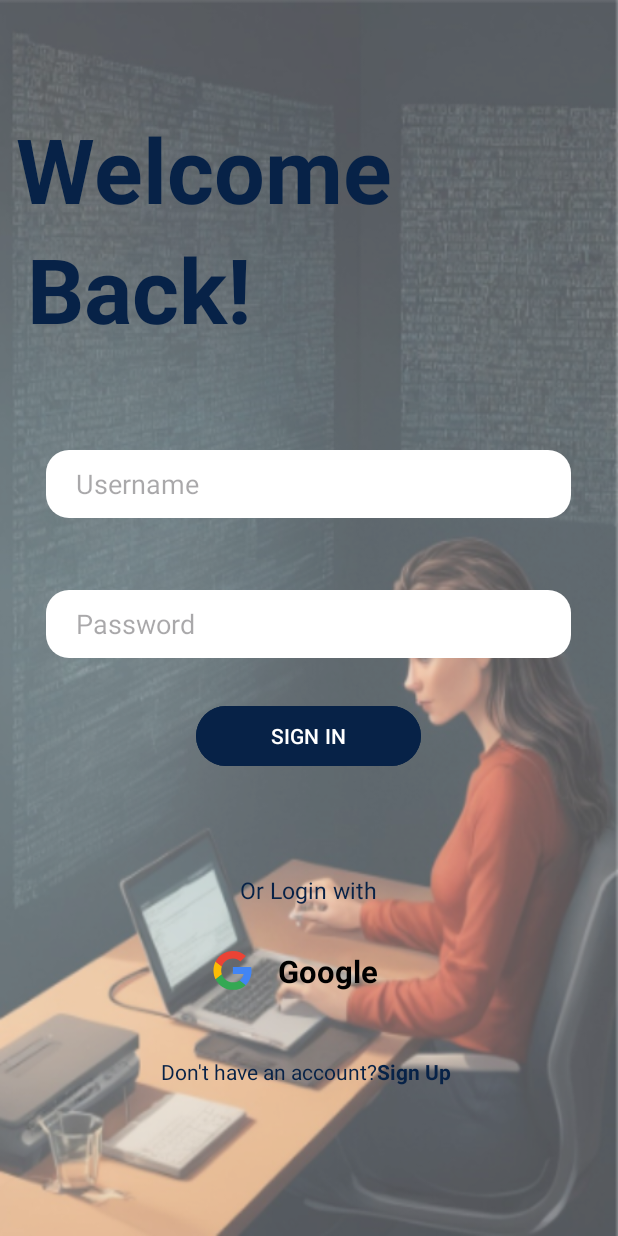
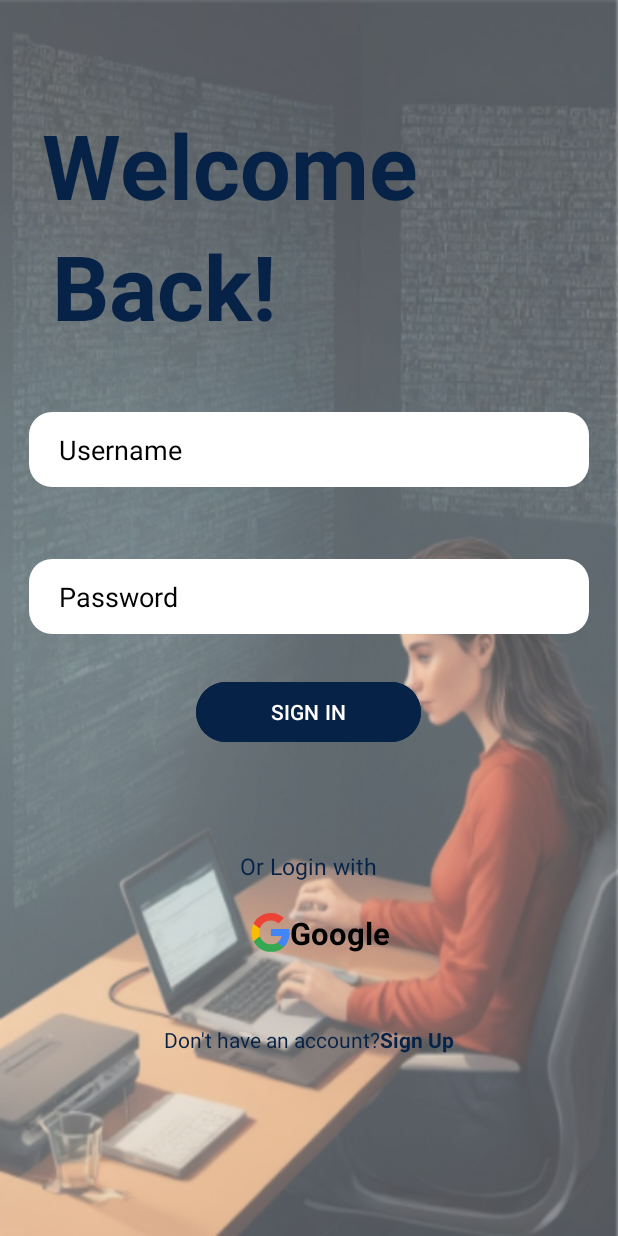
Before and after one commit to ShaikhSimran-6/splash_screen_animation, an Android app: the SignInActivity screen opened directly, with no data from a screen before it, on a phone screen of 412 x 824 dp. Run offline under Robolectric (Android 15) with nearby library versions, the phone set to English and light mode, and no system bars; our stand-ins replace sdp/ssp sizes.

Commit message:
Second Commit

```diff
--- a/app/src/main/java/com/example/android/MainActivity.java
+++ b/app/src/main/java/com/example/android/MainActivity.java
@@ -5,6 +5,8 @@ import androidx.appcompat.app.AppCompatActivity;
 import android.content.Intent;
 import android.os.Bundle;
 import android.os.Handler;
+import android.view.animation.Animation;
+import android.view.animation.AnimationUtils;
 
 
 public class MainActivity extends AppCompatActivity{
@@ -21,6 +23,7 @@ public class MainActivity extends AppCompatActivity{
             {
                 Intent intent = new Intent(MainActivity.this, SignInSignUpActivity.class);
                 startActivity(intent);
+                overridePendingTransition(R.anim.enter, R.anim.exit);
             }
         }, 2500);
 
--- a/app/src/main/java/com/example/android/SignInActivity.java
+++ b/app/src/main/java/com/example/android/SignInActivity.java
@@ -23,6 +23,7 @@ public class  SignInActivity extends AppCompatActivity {
             public void onClick(View view) {
                 Intent intent = new Intent(SignInActivity.this, SignUpActivity.class);
                 startActivity(intent);
+                overridePendingTransition(R.anim.enter, R.anim.exit);
             }
         });
 
--- a/app/src/main/java/com/example/android/SignInSignUpActivity.java
+++ b/app/src/main/java/com/example/android/SignInSignUpActivity.java
@@ -5,6 +5,8 @@ import androidx.appcompat.app.AppCompatActivity;
 import android.content.Intent;
 import android.os.Bundle;
 import android.view.View;
+import android.view.animation.Animation;
+import android.view.animation.AnimationUtils;
 import android.widget.Button;
 
 
@@ -26,6 +28,7 @@ public class SignInSignUpActivity extends AppCompatActivity {
             public void onClick(View view) {
                 Intent signIn = new Intent(SignInSignUpActivity.this, SignInActivity.class);
                 startActivity(signIn);
+                overridePendingTransition(R.anim.enter, R.anim.exit);
             }
         });
 
@@ -34,6 +37,7 @@ public class SignInSignUpActivity extends AppCompatActivity {
             public void onClick(View view) {
                 Intent signUp = new Intent(SignInSignUpActivity.this, SignUpActivity.class);
                 startActivity(signUp);
+                overridePendingTransition(R.anim.enter, R.anim.exit);
             }
         });
     }
--- a/app/src/main/java/com/example/android/SignUpActivity.java
+++ b/app/src/main/java/com/example/android/SignUpActivity.java
@@ -23,6 +23,7 @@ public class SignUpActivity extends AppCompatActivity {
             public void onClick(View view) {
                 Intent intent = new Intent(SignUpActivity.this, SignInActivity.class);
                 startActivity(intent);
+                overridePendingTransition(R.anim.enter, R.anim.exit);
             }
         });
 
--- /dev/null
+++ b/app/src/main/res/anim/enter.xml
@@ -0,0 +1,10 @@
+<?xml version="1.0" encoding="utf-8"?>
+<set xmlns:android="http://schemas.android.com/apk/res/android"
+    android:shareInterpolator="false">
+    <translate
+        android:duration="500"
+        android:fromXDelta="100%"
+        android:fromYDelta="0%"
+        android:toXDelta="0%"
+        android:toYDelta="0%" />
+</set>
--- /dev/null
+++ b/app/src/main/res/anim/exit.xml
@@ -0,0 +1,11 @@
+<?xml version="1.0" encoding="utf-8"?>
+<set xmlns:android="http://schemas.android.com/apk/res/android"
+    android:shareInterpolator="false">
+    <translate
+        android:duration="500"
+        android:fromXDelta="0%"
+        android:fromYDelta="0%"
+        android:toXDelta="-100%"
+        android:toYDelta="0%" />
+
+</set>
--- a/app/src/main/res/layout/activity_sign_in.xml
+++ b/app/src/main/res/layout/activity_sign_in.xml
@@ -5,6 +5,7 @@
     android:layout_width="match_parent"
     android:layout_height="match_parent"
     android:background="@drawable/faded_bg"
+    android:padding="@dimen/_15sdp"
     android:fitsSystemWindows="true"
     tools:context=".SignInActivity">
 
@@ -12,7 +13,7 @@
         android:id="@+id/welcome_txt"
         android:layout_width="wrap_content"
         android:layout_height="wrap_content"
-        android:layout_marginTop="72dp"
+        android:layout_marginTop="50dp"
         android:text="Welcome"
         android:textColor="@color/midnight_blue"
         android:textSize="60sp"
@@ -27,7 +28,6 @@
         android:layout_width="wrap_content"
         android:layout_height="wrap_content"
         android:layout_below="@id/welcome_txt"
-        android:layout_marginTop="80dp"
         android:text="Back!"
         android:textColor="@color/midnight_blue"
         android:textSize="60sp"
@@ -35,67 +35,39 @@
         app:layout_constraintEnd_toEndOf="parent"
         app:layout_constraintHorizontal_bias="0.068"
         app:layout_constraintStart_toStartOf="parent"
-        app:layout_constraintTop_toTopOf="@+id/welcome_txt" />
+        app:layout_constraintTop_toBottomOf="@+id/welcome_txt" />
 
     <EditText
         android:id="@+id/enter_username"
-        android:layout_width="350dp"
-        android:layout_height="45dp"
+        android:layout_width="match_parent"
+        android:layout_height="50dp"
         android:layout_alignParentStart="true"
         android:layout_alignParentEnd="true"
         android:layout_alignParentBottom="true"
-        android:layout_marginTop="300dp"
+        android:layout_marginTop="44dp"
         android:background="@drawable/round_corner"
         android:hint="Username"
         android:paddingStart="20dp"
         android:paddingEnd="16dp"
         android:textColor="@color/black"
+        android:textColorHint="@color/black"
         app:layout_constraintEnd_toEndOf="parent"
-        app:layout_constraintHorizontal_bias="0.491"
+        app:layout_constraintHorizontal_bias="0.0"
         app:layout_constraintStart_toStartOf="parent"
-        app:layout_constraintTop_toTopOf="parent" />
+        app:layout_constraintTop_toBottomOf="@+id/back_txt" />
 
-    <ImageView
-        android:layout_width="@dimen/_20sdp"
-        android:layout_height="@dimen/_20sdp"
-        android:layout_marginStart="16dp"
-        android:layout_marginTop="10dp"
-        android:layout_marginBottom="120dp"
-        android:src="@drawable/google_logo"
-        app:layout_constraintBottom_toBottomOf="parent"
-        app:layout_constraintEnd_toStartOf="@+id/textView3"
-        app:layout_constraintHorizontal_bias="0.881"
-        app:layout_constraintStart_toStartOf="parent"
-        app:layout_constraintTop_toBottomOf="@+id/textView4"
-        app:layout_constraintVertical_bias="0.31" />
-
-    <TextView
-        android:id="@+id/textView3"
-        android:layout_width="wrap_content"
-        android:layout_height="wrap_content"
-        android:layout_marginTop="8dp"
-        android:layout_marginBottom="120dp"
-        android:text="Google"
-        android:textColor="@color/black"
-        android:textSize="@dimen/_16sdp"
-        android:textStyle="bold"
-        app:layout_constraintBottom_toBottomOf="parent"
-        app:layout_constraintEnd_toEndOf="parent"
-        app:layout_constraintHorizontal_bias="0.536"
-        app:layout_constraintStart_toStartOf="parent"
-        app:layout_constraintTop_toBottomOf="@+id/textView4"
-        app:layout_constraintVertical_bias="0.333" />
 
     <EditText
         android:id="@+id/enter_password"
-        android:layout_width="350dp"
-        android:layout_height="45dp"
+        android:layout_width="match_parent"
+        android:layout_height="50dp"
         android:layout_alignParentStart="true"
         android:layout_alignParentEnd="true"
         android:layout_alignParentBottom="true"
         android:layout_marginTop="48dp"
         android:background="@drawable/round_corner"
         android:hint="Password"
+        android:textColorHint="@color/black"
         android:paddingStart="20dp"
         android:paddingEnd="16dp"
         android:textColor="@color/black"
@@ -104,32 +76,6 @@
         app:layout_constraintStart_toStartOf="parent"
         app:layout_constraintTop_toBottomOf="@+id/enter_username" />
 
-    <TextView
-        android:id="@+id/textView"
-        android:layout_width="wrap_content"
-        android:layout_height="wrap_content"
-        android:layout_marginBottom="100dp"
-        android:text="Don't have an account?"
-        android:textColor="@color/midnight_blue"
-        android:textStyle="normal"
-        app:layout_constraintBottom_toBottomOf="parent"
-        app:layout_constraintEnd_toEndOf="parent"
-        app:layout_constraintHorizontal_bias="0.4"
-        app:layout_constraintStart_toStartOf="parent" />
-
-    <TextView
-        android:id="@+id/sign_up_text"
-        android:layout_width="wrap_content"
-        android:layout_height="wrap_content"
-        android:layout_marginEnd="60dp"
-        android:layout_marginBottom="100dp"
-        android:text="Sign Up"
-        android:textColor="@color/midnight_blue"
-        android:textStyle="bold"
-        app:layout_constraintBottom_toBottomOf="parent"
-        app:layout_constraintEnd_toEndOf="parent"
-        app:layout_constraintHorizontal_bias="0.0"
-        app:layout_constraintStart_toEndOf="@+id/textView" />
 
     <Button
         android:id="@+id/signUp_btn"
@@ -160,5 +106,67 @@
         app:layout_constraintStart_toStartOf="parent"
         app:layout_constraintTop_toBottomOf="@+id/signUp_btn" />
 
+    <LinearLayout
+        android:id="@+id/linearLayout"
+        android:layout_width="match_parent"
+        android:layout_height="wrap_content"
+        android:layout_marginTop="20dp"
+        android:gravity="center"
+        android:orientation="horizontal"
+        app:layout_constraintEnd_toEndOf="parent"
+        app:layout_constraintHorizontal_bias="0.0"
+        app:layout_constraintStart_toStartOf="parent"
+        app:layout_constraintTop_toBottomOf="@+id/textView4">
+
+        <ImageView
+            android:id="@+id/google_logo"
+            android:layout_width="@dimen/_20sdp"
+            android:layout_height="@dimen/_20sdp"
+            android:layout_marginStart="16dp"
+            android:src="@drawable/google_logo"
+            app:layout_constraintBottom_toBottomOf="@+id/textView3"
+            app:layout_constraintEnd_toStartOf="@+id/textView3"
+            app:layout_constraintHorizontal_bias="0.881"
+            app:layout_constraintStart_toStartOf="parent" />
+
+        <TextView
+            android:id="@+id/textView3"
+            android:layout_width="wrap_content"
+            android:layout_height="wrap_content"
+            android:text="Google"
+            android:textColor="@color/black"
+            android:textSize="@dimen/_16sdp"
+            android:textStyle="bold" />
+
+    </LinearLayout>
+
+    <LinearLayout
+        android:layout_width="match_parent"
+        android:layout_height="wrap_content"
+        android:layout_marginTop="47dp"
+        android:gravity="center"
+        android:orientation="horizontal"
+        app:layout_constraintEnd_toEndOf="parent"
+        app:layout_constraintStart_toStartOf="parent"
+        app:layout_constraintTop_toBottomOf="@+id/linearLayout">
+
+        <TextView
+            android:id="@+id/textView"
+            android:layout_width="wrap_content"
+            android:layout_height="wrap_content"
+            android:text="Don't have an account?"
+            android:textColor="@color/midnight_blue"
+            android:textStyle="normal" />
+
+        <TextView
+            android:id="@+id/sign_up_text"
+            android:layout_width="wrap_content"
+            android:layout_height="wrap_content"
+            android:text="Sign Up"
+            android:textColor="@color/midnight_blue"
+            android:textStyle="bold" />
+
+    </LinearLayout>
+
 
 </androidx.constraintlayout.widget.ConstraintLayout>
--- a/app/src/main/res/layout/activity_sign_in_sign_up.xml
+++ b/app/src/main/res/layout/activity_sign_in_sign_up.xml
@@ -14,7 +14,7 @@
         android:layout_width="@dimen/_100sdp"
         android:layout_height="wrap_content"
         android:layout_centerInParent="true"
-        android:layout_marginTop="516dp"
+        android:layout_marginTop="488dp"
         android:backgroundTint="@color/midnight_blue"
         android:text="Sign In"
         android:textAllCaps="true"
```
Also changed, not shown: app/src/main/res/anim/animate_btn.xml (deleted, +0 -9 lines), app/src/main/res/anim/animate_img.xml (deleted, +0 -10 lines), app/src/main/res/anim/animate_texts.xml (deleted, +0 -9 lines), app/src/main/res/layout/activity_main.xml (+10 -8 lines), app/src/main/res/layout/activity_sign_up.xml (+36 -27 lines).
